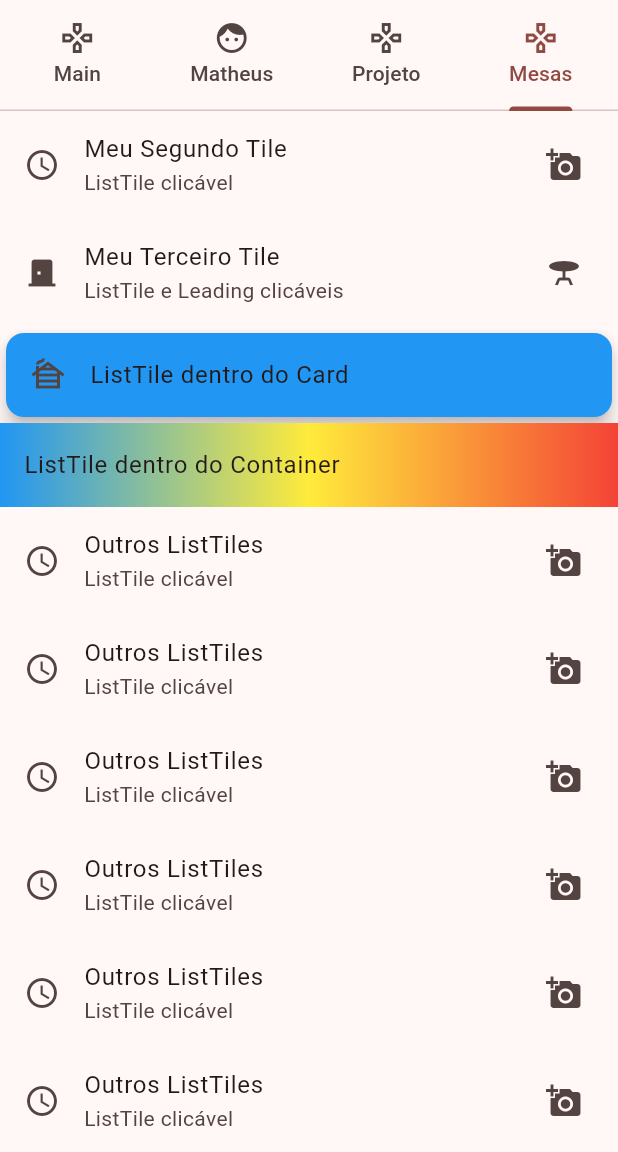
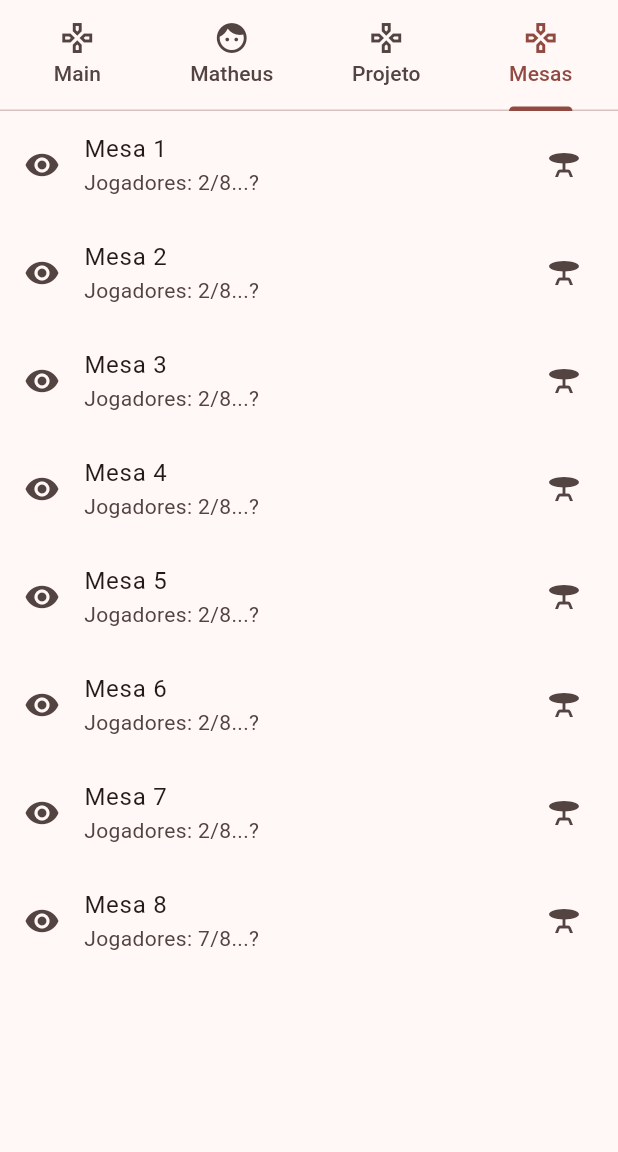
Before and after one commit to marinogabriel/Atividade-2, a Flutter app: the screen it shows after launch, tab 4 chosen, on a phone screen of 412 x 824 dp, the part 84-1236 px from its top. Run offline on Flutter 3.47's test engine with Material 2 defaults, Android fonts, the phone set to English and light mode, and no system bars; our stand-ins replace flutter_bloc; network calls fail.

Commit message:
criada tela perfil provisoria, ajuste mesa

```diff
--- a/lib/main.dart
+++ b/lib/main.dart
@@ -1,6 +1,7 @@
 import 'dart:ui';
 import 'package:flutter/material.dart';
 import 'package:flutter_application_1/screens/mesas_screen.dart';
+import 'package:flutter_application_1/screens/profile_screen.dart';
 import 'screens/login_screen.dart';
 
 void main() {
@@ -50,7 +51,7 @@ class _MyHomePageState extends State<MyHomePage> {
             }),
             child: TabBarView(children: [
               loginScreen(),
-              tela1(),
+              profile(),
               tela2(),
               const ListMesas(),
             ]),
@@ -77,57 +78,6 @@ class _MyHomePageState extends State<MyHomePage> {
           ),
         ),
       ),
-    );
-  }
-
-  Widget tela1() {
-    return Column(
-      children: [
-        Container(
-          margin: const EdgeInsets.only(top: 20.0),
-          height: 240,
-          padding: const EdgeInsets.all(8.0),
-          decoration: const BoxDecoration(
-            boxShadow: [
-              BoxShadow(
-                color: Colors.grey,
-                blurRadius: 10,
-              ),
-            ],
-            shape: BoxShape.circle,
-            gradient: LinearGradient(colors: [
-              Colors.black,
-              Colors.red,
-            ]),
-          ),
-          child: ClipRRect(
-              borderRadius: BorderRadius.circular(120),
-              child: Image.network(
-                  'https://encrypted-tbn0.gstatic.com/images?q=tbn:ANd9GcSw6bPf8LRCQVSu31vZzm93dD55792NLtbdXQ&usqp=CAU')),
-        ),
-        const Text(
-          "Gabriel Marino",
-          style: TextStyle(
-            fontSize: 30,
-            fontWeight: FontWeight.bold,
-            letterSpacing: 3,
-            color: Colors.red,
-          ),
-        ),
-        const Padding(
-          padding: EdgeInsets.all(15),
-          child: Text(
-            "Estudante de Análise e Desenvolvimento de Sistemas na UNICAMP, atualmente no 6° semestre. Desde criança sempre foi fascinado com computadores, o que tornou a escolha de carreira bastante fácil. Entusiasta de voleibol, desenhos japoneses e jogos eletrônicos.",
-            textAlign: TextAlign.justify,
-            style: TextStyle(
-              fontFamily: 'Poppins',
-              fontStyle: FontStyle.normal,
-              fontWeight: FontWeight.w500,
-              fontSize: 20,
-            ),
-          ),
-        ),
-      ],
     );
   }
 
--- a/lib/model/mesa.dart
+++ b/lib/model/mesa.dart
@@ -2,8 +2,9 @@ import 'jogador.dart';
 
 class Mesa {
   int numero;
-  int moedas = 100;
+  int pontuacaoMesa = 0;
   List<Jogador>? jogadoresAtivos;
+  Jogador? jogadorAtual;
 
   Mesa({required this.numero});
 }
--- a/lib/screens/mesas_screen.dart
+++ b/lib/screens/mesas_screen.dart
@@ -1,5 +1,4 @@
 import 'dart:developer';
-
 import 'package:flutter/material.dart';
 
 class ListMesas extends StatelessWidget {
@@ -10,25 +9,19 @@ class ListMesas extends StatelessWidget {
     return ListView(
       children: [
         ListTile(
-          title: const Text("Meu Segundo Tile"),
-          subtitle: const Text("ListTile clicável"),
-          leading: const Icon(Icons.access_time),
-          trailing: const Icon(Icons.add_a_photo),
-          onTap: () {},
-        ),
-        ListTile(
-          title: const Text("Meu Terceiro Tile"),
-          subtitle: const Text("ListTile e Leading clicáveis"),
+          title: const Text("Mesa 1"),
+          subtitle: const Text("Jogadores: 2/8...?"),
           leading: GestureDetector(
               onTap: () {
                 log("Gesture Detector");
               },
-              child: const Icon(Icons.door_back_door)),
+              child: const Icon(Icons.remove_red_eye)),
           trailing: const Icon(Icons.table_bar),
           onTap: () {
             log("ListTile");
           },
         ),
+        /* decoration fica pra depois...
         const Card(
           color: Colors.blue,
           elevation: 5,
@@ -42,76 +35,97 @@ class ListMesas extends StatelessWidget {
               gradient: LinearGradient(
                   colors: [Colors.blue, Colors.yellow, Colors.red])),
           child: const ListTile(title: Text("ListTile dentro do Container")),
+        ),*/
+        ListTile(
+          title: const Text("Mesa 2"),
+          subtitle: const Text("Jogadores: 2/8...?"),
+          leading: GestureDetector(
+              onTap: () {
+                log("Gesture Detector");
+              },
+              child: const Icon(Icons.remove_red_eye)),
+          trailing: const Icon(Icons.table_bar),
+          onTap: () {
+            log("ListTile");
+          },
         ),
         ListTile(
-          title: const Text("Outros ListTiles"),
-          subtitle: const Text("ListTile clicável"),
-          leading: const Icon(Icons.access_time),
-          trailing: const Icon(Icons.add_a_photo),
-          onTap: () {},
+          title: const Text("Mesa 3"),
+          subtitle: const Text("Jogadores: 2/8...?"),
+          leading: GestureDetector(
+              onTap: () {
+                log("Gesture Detector");
+              },
+              child: const Icon(Icons.remove_red_eye)),
+          trailing: const Icon(Icons.table_bar),
+          onTap: () {
+            log("ListTile");
+          },
         ),
         ListTile(
-          title: const Text("Outros ListTiles"),
-          subtitle: const Text("ListTile clicável"),
-          leading: const Icon(Icons.access_time),
-          trailing: const Icon(Icons.add_a_photo),
-          onTap: () {},
+          title: const Text("Mesa 4"),
+          subtitle: const Text("Jogadores: 2/8...?"),
+          leading: GestureDetector(
+              onTap: () {
+                log("Gesture Detector");
+              },
+              child: const Icon(Icons.remove_red_eye)),
+          trailing: const Icon(Icons.table_bar),
+          onTap: () {
+            log("ListTile");
+          },
         ),
         ListTile(
-          title: const Text("Outros ListTiles"),
-          subtitle: const Text("ListTile clicável"),
-          leading: const Icon(Icons.access_time),
-          trailing: const Icon(Icons.add_a_photo),
-          onTap: () {},
+          title: const Text("Mesa 5"),
+          subtitle: const Text("Jogadores: 2/8...?"),
+          leading: GestureDetector(
+              onTap: () {
+                log("Gesture Detector");
+              },
+              child: const Icon(Icons.remove_red_eye)),
+          trailing: const Icon(Icons.table_bar),
+          onTap: () {
+            log("ListTile");
+          },
         ),
         ListTile(
-          title: const Text("Outros ListTiles"),
-          subtitle: const Text("ListTile clicável"),
-          leading: const Icon(Icons.access_time),
-          trailing: const Icon(Icons.add_a_photo),
-          onTap: () {},
+          title: const Text("Mesa 6"),
+          subtitle: const Text("Jogadores: 2/8...?"),
+          leading: GestureDetector(
+              onTap: () {
+                log("Gesture Detector");
+              },
+              child: const Icon(Icons.remove_red_eye)),
+          trailing: const Icon(Icons.table_bar),
+          onTap: () {
+            log("ListTile");
+          },
         ),
         ListTile(
-          title: const Text("Outros ListTiles"),
-          subtitle: const Text("ListTile clicável"),
-          leading: const Icon(Icons.access_time),
-          trailing: const Icon(Icons.add_a_photo),
-          onTap: () {},
+          title: const Text("Mesa 7"),
+          subtitle: const Text("Jogadores: 2/8...?"),
+          leading: GestureDetector(
+              onTap: () {
+                log("Gesture Detector");
+              },
+              child: const Icon(Icons.remove_red_eye)),
+          trailing: const Icon(Icons.table_bar),
+          onTap: () {
+            log("ListTile");
+          },
         ),
         ListTile(
-          title: const Text("Outros ListTiles"),
-          subtitle: const Text("ListTile clicável"),
-          leading: const Icon(Icons.access_time),
-          trailing: const Icon(Icons.add_a_photo),
-          onTap: () {},
-        ),
-        ListTile(
-          title: const Text("Outros ListTiles"),
-          subtitle: const Text("ListTile clicável"),
-          leading: const Icon(Icons.access_time),
-          trailing: const Icon(Icons.add_a_photo),
-          onTap: () {},
-        ),
-        ListTile(
-          title: const Text("Outros ListTiles"),
-          subtitle: const Text("ListTile clicável"),
-          leading: const Icon(Icons.access_time),
-          trailing: const Icon(Icons.add_a_photo),
-          onTap: () {},
-        ),
-        ListTile(
-          title: const Text("Outros ListTiles"),
-          subtitle: const Text("ListTile clicável"),
-          leading: const Icon(Icons.access_time),
-          trailing: const Icon(Icons.add_a_photo),
-          onTap: () {},
-        ),
-        ListTile(
-          title: const Text("Outros ListTiles"),
-          subtitle: const Text("ListTile clicável"),
-          leading: const Icon(Icons.access_time),
-          trailing: const Icon(Icons.add_a_photo),
-          onTap: () {},
+          title: const Text("Mesa 8"),
+          subtitle: const Text("Jogadores: 7/8...?"),
+          leading: GestureDetector(
+              onTap: () {
+                log("Gesture Detector");
+              },
+              child: const Icon(Icons.remove_red_eye)),
+          trailing: const Icon(Icons.table_bar),
+          onTap: () {
+            log("ListTile");
+          },
         ),
       ],
     );
```
